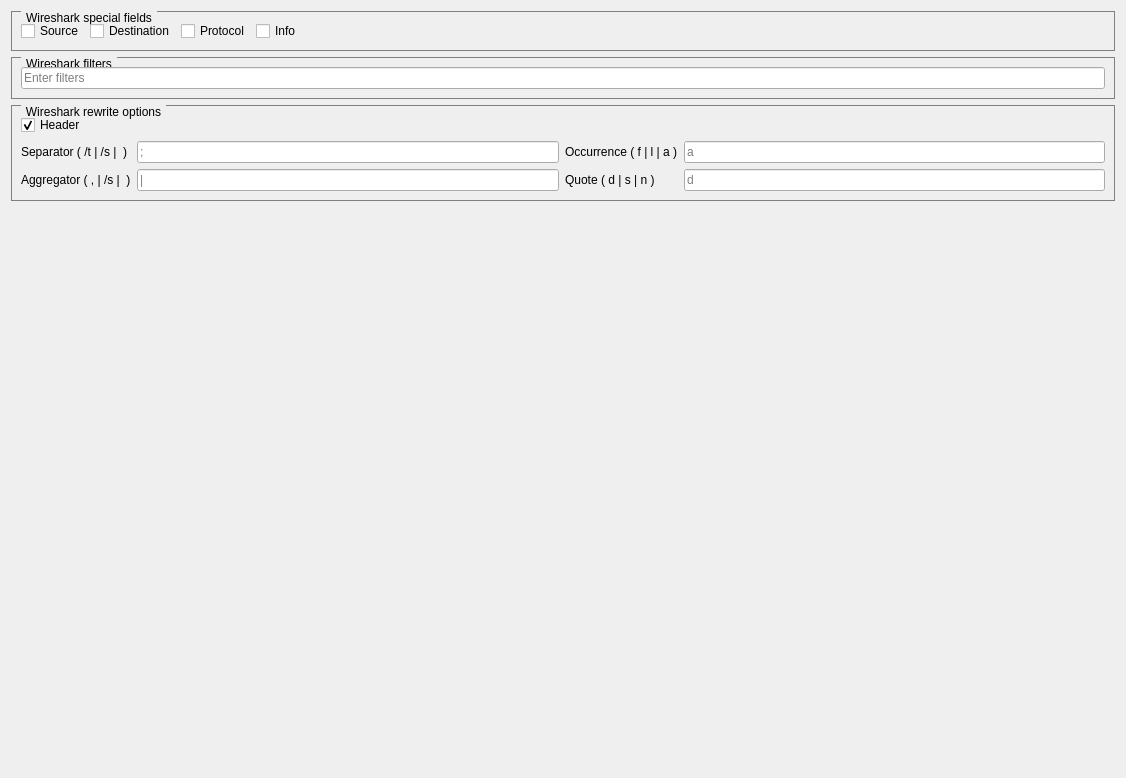
Above: libpvkernel/plugins/input-types/pcap/pcap-gui/profile-ui/forms/OptionWidget.ui from squey/squey before the change. Below: the same form after it.
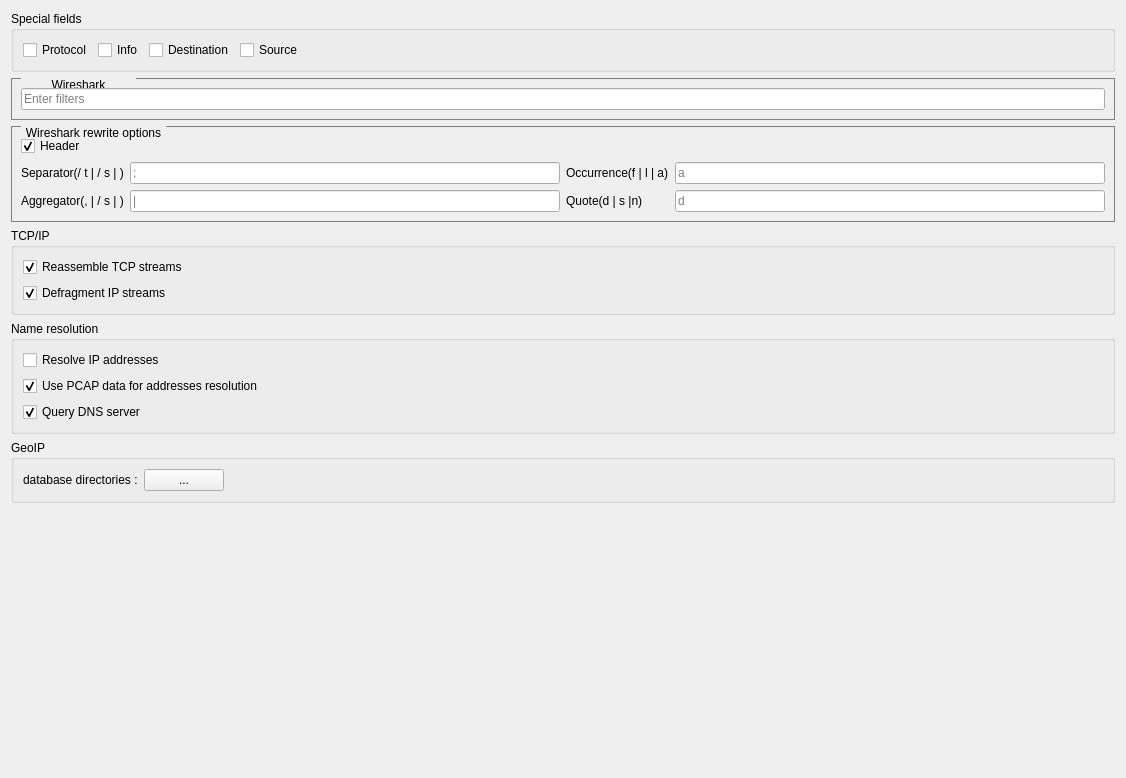
That is the form after the change.

Commit message: Expose more Wireshark options such as TCP/IP and Name resolution

The edit to the form file:
```diff
--- a/libpvkernel/plugins/input-types/pcap/pcap-gui/profile-ui/forms/OptionWidget.ui
+++ b/libpvkernel/plugins/input-types/pcap/pcap-gui/profile-ui/forms/OptionWidget.ui
@@ -15,59 +15,11 @@
   </property>
   <layout class="QVBoxLayout" name="verticalLayout">
    <item>
-    <widget class="QGroupBox" name="groupBox">
-     <property name="sizePolicy">
-      <sizepolicy hsizetype="Expanding" vsizetype="Preferred">
-       <horstretch>0</horstretch>
-       <verstretch>0</verstretch>
-      </sizepolicy>
-     </property>
-     <property name="autoFillBackground">
-      <bool>false</bool>
-     </property>
-     <property name="styleSheet">
-      <string notr="true">QGroupBox {
-    border: 1px solid gray;
-    margin-top: 0.5em;
-}
-
-QGroupBox::title {
-    subcontrol-origin: margin;
-    left: 10px;
-    padding: 0 3px 0 3px;
-}</string>
-     </property>
+    <widget class="QGroupBox" name="groupBox_3">
      <property name="title">
-      <string>Wireshark special fields</string>
+      <string>Special fields</string>
      </property>
-     <property name="flat">
-      <bool>false</bool>
-     </property>
-     <layout class="QHBoxLayout" name="horizontalLayout">
-      <item>
-       <widget class="QCheckBox" name="source_check">
-        <property name="font">
-         <font>
-          <pointsize>9</pointsize>
-         </font>
-        </property>
-        <property name="text">
-         <string>Source</string>
-        </property>
-       </widget>
-      </item>
-      <item>
-       <widget class="QCheckBox" name="destination_check">
-        <property name="font">
-         <font>
-          <pointsize>9</pointsize>
-         </font>
-        </property>
-        <property name="text">
-         <string>Destination</string>
-        </property>
-       </widget>
-      </item>
+     <layout class="QHBoxLayout" name="horizontalLayout_6">
       <item>
        <widget class="QCheckBox" name="protocol_check">
         <property name="font">
@@ -92,6 +44,30 @@
         </property>
        </widget>
       </item>
+      <item>
+       <widget class="QCheckBox" name="destination_check">
+        <property name="font">
+         <font>
+          <pointsize>9</pointsize>
+         </font>
+        </property>
+        <property name="text">
+         <string>Destination</string>
+        </property>
+       </widget>
+      </item>
+      <item>
+       <widget class="QCheckBox" name="source_check">
+        <property name="font">
+         <font>
+          <pointsize>9</pointsize>
+         </font>
+        </property>
+        <property name="text">
+         <string>Source</string>
+        </property>
+       </widget>
+      </item>
       <item>
        <spacer name="horizontalSpacer">
         <property name="orientation">
@@ -120,19 +96,25 @@
       <bool>false</bool>
      </property>
      <property name="styleSheet">
-      <string notr="true">QGroupBox {
-    border: 1px solid gray;
-    margin-top: 0.5em;
+      <string notr="true">QGroupBox
+{
+border:
+        1px solid gray;
+        margin - top : 0.5em;
 }
 
-QGroupBox::title {
-    subcontrol-origin: margin;
-    left: 10px;
-    padding: 0 3px 0 3px;
+QGroupBox::title
+{
+        subcontrol - origin : margin;
+left:
+        10px;
+padding:
+        0 3px 0 3px;
 }</string>
      </property>
      <property name="title">
-      <string>Wireshark filters</string>
+      <string>Wireshark
+        filters</string>
      </property>
      <property name="flat">
       <bool>false</bool>
@@ -163,15 +145,20 @@
       <bool>false</bool>
      </property>
      <property name="styleSheet">
-      <string notr="true">QGroupBox {
-    border: 1px solid gray;
-    margin-top: 0.5em;
+      <string notr="true">QGroupBox
+{
+border:
+        1px solid gray;
+        margin - top : 0.5em;
 }
 
-QGroupBox::title {
-    subcontrol-origin: margin;
-    left: 10px;
-    padding: 0 3px 0 3px;
+QGroupBox::title
+{
+        subcontrol - origin : margin;
+left:
+        10px;
+padding:
+        0 3px 0 3px;
 }</string>
      </property>
      <property name="title">
@@ -184,28 +171,28 @@
       <item row="1" column="2">
        <widget class="QLabel" name="label_2">
         <property name="text">
-         <string>Occurrence ( f | l | a )</string>
+         <string>Occurrence(f | l | a)</string>
         </property>
        </widget>
       </item>
       <item row="1" column="0">
        <widget class="QLabel" name="label">
         <property name="text">
-         <string>Separator ( /t | /s | &lt;character&gt; )</string>
+         <string>Separator(/ t | / s | &lt;character &gt;)</string>
         </property>
        </widget>
       </item>
       <item row="2" column="0">
        <widget class="QLabel" name="label_3">
         <property name="text">
-         <string>Aggregator ( , | /s | &lt;character&gt; )</string>
+         <string>Aggregator(, | / s | &lt;character &gt;)</string>
         </property>
        </widget>
       </item>
       <item row="2" column="2">
        <widget class="QLabel" name="label_4">
         <property name="text">
-         <string>Quote ( d | s | n )</string>
+         <string>Quote(d | s |n)</string>
         </property>
        </widget>
       </item>
@@ -253,6 +240,129 @@
      </layout>
     </widget>
    </item>
+   <item>
+    <widget class="QGroupBox" name="tcp_options_groupbox">
+     <property name="title">
+      <string>TCP/IP</string>
+     </property>
+     <layout class="QVBoxLayout" name="verticalLayout_2">
+      <item>
+       <widget class="QCheckBox" name="reassemble_stream_checkbox">
+        <property name="toolTip">
+         <string>Whether fragmented IPv4 datagrams should be reassembled</string>
+        </property>
+        <property name="text">
+         <string>Reassemble TCP streams</string>
+        </property>
+        <property name="checked">
+         <bool>true</bool>
+        </property>
+       </widget>
+      </item>
+      <item>
+       <widget class="QCheckBox" name="defragment_ip_streams_checkbox">
+        <property name="text">
+         <string>Defragment IP streams</string>
+        </property>
+        <property name="checked">
+         <bool>true</bool>
+        </property>
+       </widget>
+      </item>
+     </layout>
+    </widget>
+   </item>
+   <item>
+    <widget class="QGroupBox" name="name_resolution_options_groupbox">
+     <property name="title">
+      <string>Name resolution</string>
+     </property>
+     <layout class="QGridLayout" name="gridLayout_2">
+      <item row="0" column="0">
+       <widget class="QCheckBox" name="resolve_ip_checkbox_checkbox">
+        <property name="toolTip">
+         <string>Resolve IPv4, IPv6, and IPX addresses into host names.</string>
+        </property>
+        <property name="text">
+         <string>Resolve IP addresses</string>
+        </property>
+       </widget>
+      </item>
+      <item row="1" column="0">
+       <widget class="QCheckBox" name="use_pcap_for_address_resolution">
+        <property name="toolTip">
+         <string>Whether address/name pairs found in captured DNS packets should be used by Wireshark for name resolution.</string>
+        </property>
+        <property name="text">
+         <string>Use PCAP data for addresses resolution</string>
+        </property>
+        <property name="checked">
+         <bool>true</bool>
+        </property>
+       </widget>
+      </item>
+      <item row="3" column="0">
+       <widget class="QCheckBox" name="query_dn_server_checkbox">
+        <property name="toolTip">
+         <string>Use your system's configured name resolver (usually DNS) to resolve network names.</string>
+        </property>
+        <property name="text">
+         <string>Query DNS server</string>
+        </property>
+        <property name="checked">
+         <bool>true</bool>
+        </property>
+       </widget>
+      </item>
+     </layout>
+    </widget>
+   </item>
+   <item>
+    <widget class="QGroupBox" name="groupBox">
+     <property name="title">
+      <string>GeoIP</string>
+     </property>
+     <layout class="QVBoxLayout" name="verticalLayout_4">
+      <item>
+       <layout class="QHBoxLayout" name="horizontalLayout_4">
+        <item>
+         <widget class="QLabel" name="geoip_db_label">
+          <property name="text">
+           <string>database directories :</string>
+          </property>
+         </widget>
+        </item>
+        <item>
+         <widget class="QPushButton" name="geoip_db_button">
+          <property name="text">
+           <string>...</string>
+          </property>
+         </widget>
+        </item>
+        <item>
+         <spacer name="horizontalSpacer_2">
+          <property name="orientation">
+           <enum>Qt::Horizontal</enum>
+          </property>
+          <property name="sizeHint" stdset="0">
+           <size>
+            <width>40</width>
+            <height>20</height>
+           </size>
+          </property>
+         </spacer>
+        </item>
+       </layout>
+      </item>
+      <item>
+       <layout class="QVBoxLayout" name="verticalLayout_3"/>
+      </item>
+     </layout>
+     <zorder>geoip_db_label</zorder>
+     <zorder>verticalLayoutWidget</zorder>
+     <zorder></zorder>
+    </widget>
+   </item>
    <item>
     <spacer name="verticalSpacer">
      <property name="orientation">
```
Left out of the diff: 3 changed lines with no effect on the pictures. The commit also changes 4 other files.
